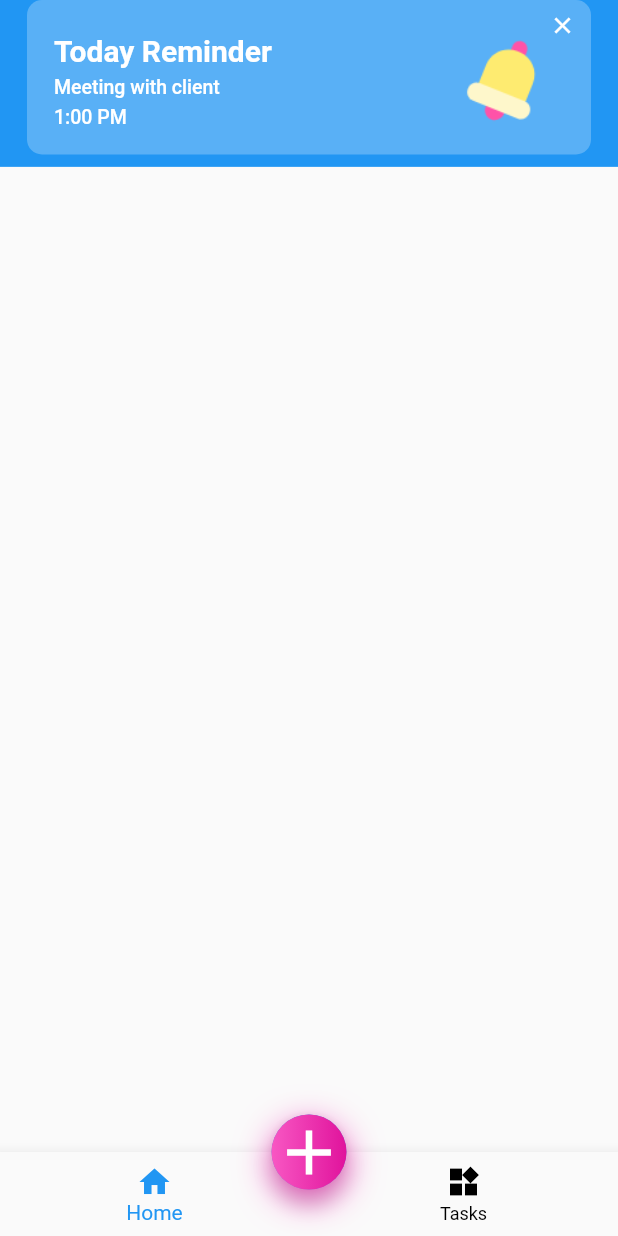
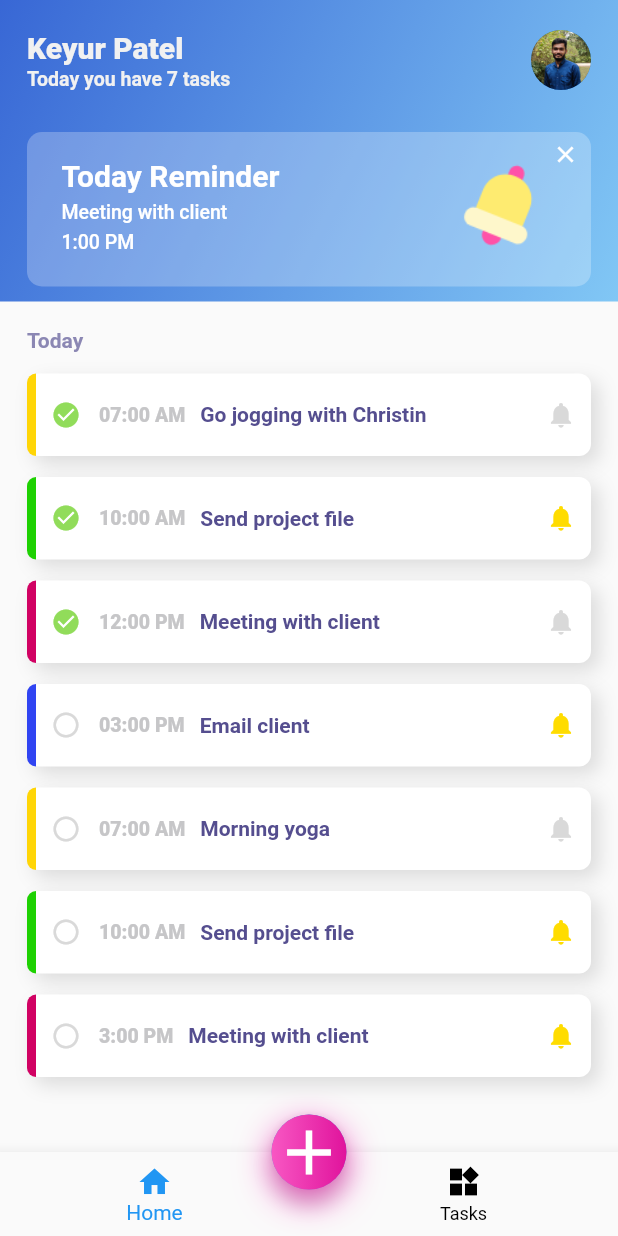
Before and after one commit to pkeyur18/TodoApplicationFlutter, a Flutter app: the HomeTasksPage screen opened by its route, after a tap on the "clear" icon, on a phone screen of 412 x 824 dp. Run offline on Flutter 3.47's test engine with Material 2 defaults, Android fonts, the phone set to English and light mode, and no system bars.

Commit message:
tasks home page completed

```diff
--- /dev/null
+++ b/lib/TodoTiles.dart
@@ -0,0 +1,138 @@
+import 'package:flutter/material.dart';
+
+import 'model/my_tasks.dart';
+
+class CustomTodoTile extends StatefulWidget {
+  final TodoTasksModel data;
+
+  CustomTodoTile(this.data);
+
+  @override
+  _CustomTodoTileState createState() => _CustomTodoTileState();
+}
+
+class _CustomTodoTileState extends State<CustomTodoTile> {
+  @override
+  Widget build(BuildContext context) {
+    return Stack(
+      children: [
+        Container(
+          margin: EdgeInsets.only(
+            top: 14,
+          ),
+          height: 55,
+          decoration: BoxDecoration(
+            borderRadius: BorderRadius.all(Radius.circular(8)),
+            color: Color(0xFFFFFFFF),
+            boxShadow: [
+              BoxShadow(
+                color: Colors.black12,
+                blurRadius: 10.0,
+                spreadRadius: 0,
+                offset: Offset(
+                  5,
+                  5,
+                ),
+              ),
+            ],
+          ),
+          width: MediaQuery.of(context).size.width,
+          child: Row(
+            mainAxisAlignment: MainAxisAlignment.spaceBetween,
+            children: [
+              Row(
+                children: [
+                  Container(
+                    width: 6,
+                    height: 55,
+                    decoration: BoxDecoration(
+                      color: (widget.data.todoType == "Personal"
+                          ? Color(0xFFFFD506)
+                          : (widget.data.todoType == "Work"
+                              ? Color(0xFF1ED102)
+                              : (widget.data.todoType == "Meeting"
+                                  ? Color(0xFFD10263)
+                                  : (widget.data.todoType == "Study"
+                                      ? Color(0xFF3044F2)
+                                      : Color(0xFFF29130))))),
+                      borderRadius: BorderRadius.only(
+                        bottomLeft: Radius.circular(8),
+                        topLeft: Radius.circular(8),
+                      ),
+                    ),
+                  ),
+                  Container(
+                    margin: EdgeInsets.only(
+                      left: 10,
+                    ),
+                    child: GestureDetector(
+                      onTap: () {
+                        setState(() {
+                          widget.data.completed = !widget.data.completed;
+                        });
+                      },
+                      child: Icon(
+                        widget.data.completed
+                            ? Icons.check_circle
+                            : Icons.radio_button_unchecked,
+                        color: widget.data.completed
+                            ? Color(0xFF91DC5A)
+                            : Color(0xFFD9D9D9),
+                        size: 20,
+                      ),
+                    ),
+                  ),
+                  Container(
+                    margin: EdgeInsets.only(
+                      left: 12,
+                    ),
+                    child: Text(
+                      widget.data.todoStartTime,
+                      style: TextStyle(
+                        color: Color(0xFFC6C6C8),
+                        fontWeight: FontWeight.w800,
+                        fontSize: 13,
+                      ),
+                    ),
+                  ),
+                  Container(
+                    margin: EdgeInsets.only(
+                      left: 10,
+                    ),
+                    child: Text(
+                      widget.data.todoName,
+                      style: TextStyle(
+                        color: Color(0xFF554E8F),
+                        fontWeight: FontWeight.w700,
+                        fontSize: 14,
+                      ),
+                    ),
+                  ),
+                ],
+              ),
+              Container(
+                margin: EdgeInsets.only(
+                  right: 10,
+                ),
+                child: GestureDetector(
+                  onTap: () {
+                    setState(() {
+                      widget.data.setReminder = !widget.data.setReminder;
+                    });
+                  },
+                  child: Icon(
+                    Icons.notifications,
+                    color: widget.data.setReminder
+                        ? Color(0xFFFFDC00)
+                        : Color(0xFFD9D9D9),
+                    size: 20,
+                  ),
+                ),
+              ),
+            ],
+          ),
+        ),
+      ],
+    );
+  }
+}
--- a/lib/common/custom_appbar.dart
+++ b/lib/common/custom_appbar.dart
@@ -9,31 +9,19 @@ class CustomAppBar extends StatelessWidget {
 
   @override
   Widget build(BuildContext context) {
-    return AppBar(
-      flexibleSpace: Container(
-        decoration: BoxDecoration(
-          gradient: LinearGradient(
-            begin: Alignment.bottomRight,
-            end: Alignment.topLeft,
-            colors: <Color>[
-              Color(0xFF81C7F5),
-              Color(0xFF3867D5),
-            ],
+    return Container(
+      margin: EdgeInsets.only(
+        top: 20,
+        bottom: 18,
+        left: 18,
+        right: 18,
       ),
-        ),
-      ),
-      elevation: 0,
-      actions: <Widget>[
-        IconButton(
-            iconSize: 50,
-            alignment: Alignment.centerRight,
-            icon: CircleAvatar(
-              backgroundImage: AssetImage(_imageUrl),
-              radius: 30,
-            ),
-            onPressed: () {})
-      ],
-      title: Column(
+      child: Container(
+        height: 40,
+        child: Row(
+          mainAxisAlignment: MainAxisAlignment.spaceBetween,
+          children: [
+            Column(
               crossAxisAlignment: CrossAxisAlignment.start,
               mainAxisAlignment: MainAxisAlignment.center,
               children: <Widget>[
@@ -42,10 +30,11 @@ class CustomAppBar extends StatelessWidget {
                   style: TextStyle(
                     fontSize: 20,
                     fontWeight: FontWeight.w800,
+                    color: Color(0xFFF1F1F1),
                   ),
                 ),
                 SizedBox(
-              height: 7,
+                  height: 2,
                 ),
                 Text(
                   _subHeading,
@@ -55,8 +44,17 @@ class CustomAppBar extends StatelessWidget {
                     color: Color(0xFFF1F1F1),
                   ),
                 ),
-          ]),
-      toolbarHeight: 90,
+              ],
+            ),
+            Container(
+              child: CircleAvatar(
+                backgroundImage: AssetImage(_imageUrl),
+                radius: 20,
+              ),
+            ),
+          ],
+        ),
+      ),
     );
   }
 }
--- a/lib/custom_body.dart
+++ b/lib/custom_body.dart
@@ -3,8 +3,7 @@ import 'package:flutter/material.dart';
 class CustomBody extends StatelessWidget {
   @override
   Widget build(BuildContext context) {
-    return Center(
-      child: Column(
+    return Column(
       mainAxisAlignment: MainAxisAlignment.center,
       crossAxisAlignment: CrossAxisAlignment.center,
       children: [
@@ -31,7 +30,6 @@ class CustomBody extends StatelessWidget {
           style: TextStyle(fontSize: 17, color: Color(0xFF82A0B7)),
         ),
       ],
-      ),
     );
   }
 }
--- a/lib/home/home_page.dart
+++ b/lib/home/home_page.dart
@@ -13,8 +13,39 @@ class HomePage extends StatelessWidget {
   @override
   Widget build(BuildContext context) {
     return Scaffold(
-      appBar: CustomAppBar(_user, _subheading, _image).build(context),
-      body: CustomBody(),
+      appBar: AppBar(
+        elevation: 0,
+        toolbarHeight: 0,
+        toolbarOpacity: 0,
+      ),
+      body: Container(
+        child: Column(
+          children: [
+            Container(
+              decoration: BoxDecoration(
+                gradient: LinearGradient(
+                  begin: Alignment.bottomRight,
+                  end: Alignment.topLeft,
+                  colors: <Color>[
+                    Color(0xFF81C7F5),
+                    Color(0xFF3867D5),
+                  ],
+                ),
+              ),
+              child: CustomAppBar(_user, _subheading, _image).build(context),
+            ),
+            Expanded(
+              child: Column(
+                mainAxisAlignment: MainAxisAlignment.center,
+                crossAxisAlignment: CrossAxisAlignment.center,
+                children: [
+                  CustomBody(),
+                ],
+              ),
+            ),
+          ],
+        ),
+      ),
       bottomNavigationBar: CustomBottomBar(),
       floatingActionButtonLocation: FloatingActionButtonLocation.centerDocked,
       floatingActionButton: CustomFloatingButton(),
--- a/lib/home/home_tasks.dart
+++ b/lib/home/home_tasks.dart
@@ -1,20 +1,22 @@
 import 'package:flutter/material.dart';
 
 import 'package:Todo/common/custom_appbar.dart';
+import 'package:Todo/TodoTiles.dart';
+import 'package:Todo/home_notification.dart';
 import '../common/custom_bottom_bar.dart';
 import 'package:Todo/common/floating_button.dart';
+import 'package:Todo/model/my_tasks.dart';
 
-class HomeTasksPage extends StatelessWidget {
-  final int _tasks = 1;
-  final String _user = "Keyur Patel";
-  final String _subheading = "Today you have ";
-  final String _image = "assets/images/keyur.jpg";
+class HomeTasksPage extends StatefulWidget {
+  @override
+  _HomeTasksPageState createState() => _HomeTasksPageState();
+}
 
-  final TextStyle _subHeadingStyles = TextStyle(
-    color: Colors.white,
-    fontSize: 13,
-    fontWeight: FontWeight.w500,
-  );
+class _HomeTasksPageState extends State<HomeTasksPage> {
+  int _tasks = myTodoList.length;
+  String _user = "Keyur Patel";
+  String _subheading = "Today you have ";
+  String _image = "assets/images/keyur.jpg";
 
   @override
   Widget build(BuildContext context) {
@@ -26,9 +28,14 @@ class HomeTasksPage extends StatelessWidget {
       ),
       body: SafeArea(
         child: Scaffold(
-          body: Column(children: [
-            todayReminder(context),
+          body: Container(
+            child: Container(
+              child: Column(children: [
+                _todayReminder(context),
+                _homeDashboard(context),
               ]),
+            ),
+          ),
           bottomNavigationBar: CustomBottomBar(),
           floatingActionButtonLocation:
               FloatingActionButtonLocation.centerDocked,
@@ -38,105 +45,70 @@ class HomeTasksPage extends StatelessWidget {
     );
   }
 
-  Widget todayReminder(BuildContext context) {
-    return Column(
-      mainAxisAlignment: MainAxisAlignment.start,
-      crossAxisAlignment: CrossAxisAlignment.center,
+  Widget _todayReminder(BuildContext context) {
+    return Container(
+      decoration: BoxDecoration(
+        gradient: LinearGradient(
+          begin: Alignment.bottomRight,
+          end: Alignment.topLeft,
+          colors: <Color>[
+            Color(0xFF81C7F5),
+            Color(0xFF3867D5),
+          ],
+        ),
+      ),
+      child: Container(
+        child: Column(
           children: [
-        Stack(
-          children: <Widget>[
             CustomAppBar(_user, _subheading + "$_tasks tasks", _image)
                 .build(context),
-            Container(
-              color: Theme.of(context).primaryColor,
-              height: MediaQuery.of(context).size.height * 0.135,
-              width: MediaQuery.of(context).size.width,
+            HomeNotification().build(context),
+          ],
         ),
-            Opacity(
-              opacity: 0.25,
+      ),
+    );
+  }
+
+  Widget _homeDashboard(BuildContext context) {
+    return Expanded(
       child: Container(
         margin: EdgeInsets.only(
+          top: 18,
           left: 18,
           right: 18,
-                  top: 0,
         ),
-                decoration: BoxDecoration(
-                  borderRadius: BorderRadius.all(Radius.circular(10)),
-                  color: Color(0xFFFFFFFF),
-                ),
-                height: MediaQuery.of(context).size.height * 0.125,
-              ),
-            ),
+        child: Column(
+          children: [
             Container(
-              margin: EdgeInsets.only(
-                left: 36,
-                top: MediaQuery.of(context).size.height * 0.11 / 4,
-                right: 50,
-              ),
               child: Row(
                 mainAxisAlignment: MainAxisAlignment.spaceBetween,
                 children: [
-                  Container(
-                    child: Column(
-                      crossAxisAlignment: CrossAxisAlignment.start,
-                      children: [
                   Text(
-                          "Today Reminder",
+                    "Today",
                     style: TextStyle(
-                            color: Colors.white,
-                            fontSize: 20,
                       fontWeight: FontWeight.w700,
-                          ),
-                        ),
-                        SizedBox(
-                          height: 5,
-                        ),
-                        Text(
-                          "Meeting with client",
-                          style: _subHeadingStyles,
-                        ),
-                        SizedBox(
-                          height: 5,
-                        ),
-                        Text(
-                          "1:00 PM",
-                          style: _subHeadingStyles,
-                        ),
-                      ],
-                    ),
-                  ),
-                  Container(
-                    child: Image(
-                      width: 52.32,
-                      image: const AssetImage('assets/images/bell.png'),
+                      fontSize: 14,
+                      color: Color(0xFF8B87B3),
                     ),
                   ),
                 ],
               ),
             ),
-            Container(
-              margin: EdgeInsets.only(
-                top: 0,
-                right: 20,
-              ),
-              child: Row(
-                mainAxisAlignment: MainAxisAlignment.end,
-                children: [
-                  IconButton(
-                    onPressed: () {},
-                    alignment: Alignment.topRight,
-                    icon: Icon(
-                      Icons.clear,
-                      color: Color(0xFFFFFFFF),
-                      size: 18,
+            new Expanded(
+              child: ListView.builder(
+                itemCount: myTodoList.length,
+                itemBuilder: (context, index) {
+                  return GestureDetector(
+                      onTap: () {
+                        setState(() {});
+                      },
+                      child: CustomTodoTile(myTodoList[index]));
+                },
               ),
             ),
           ],
         ),
       ),
-          ],
-        ),
-      ],
     );
   }
 }
--- /dev/null
+++ b/lib/home_notification.dart
@@ -0,0 +1,108 @@
+import 'package:flutter/material.dart';
+
+class HomeNotification extends StatelessWidget {
+  final TextStyle _subHeadingStyles = TextStyle(
+    color: Colors.white,
+    fontSize: 13,
+    fontWeight: FontWeight.w500,
+  );
+
+  @override
+  Widget build(BuildContext context) {
+    return Container(
+      margin: EdgeInsets.only(
+        left: 18,
+        right: 18,
+      ),
+      child: Stack(
+        children: <Widget>[
+          Container(
+            height: MediaQuery.of(context).size.height * 0.135,
+            width: MediaQuery.of(context).size.width,
+          ),
+          Opacity(
+            opacity: 0.25,
+            child: Container(
+              margin: EdgeInsets.only(
+                top: 10,
+                bottom: 10,
+              ),
+              decoration: BoxDecoration(
+                borderRadius: BorderRadius.all(Radius.circular(10)),
+                color: Color(0xFFFFFFFF),
+              ),
+              height: MediaQuery.of(context).size.height * 0.125,
+            ),
+          ),
+          Container(
+            margin: EdgeInsets.only(
+              left: 23,
+              top: MediaQuery.of(context).size.height * 0.135 / 4,
+              right: 34,
+            ),
+            child: Row(
+              mainAxisAlignment: MainAxisAlignment.spaceBetween,
+              children: [
+                Container(
+                  child: Column(
+                    crossAxisAlignment: CrossAxisAlignment.start,
+                    children: [
+                      Text(
+                        "Today Reminder",
+                        style: TextStyle(
+                          color: Colors.white,
+                          fontSize: 20,
+                          fontWeight: FontWeight.w700,
+                        ),
+                      ),
+                      SizedBox(
+                        height: 5,
+                      ),
+                      Text(
+                        "Meeting with client",
+                        style: _subHeadingStyles,
+                      ),
+                      SizedBox(
+                        height: 5,
+                      ),
+                      Text(
+                        "1:00 PM",
+                        style: _subHeadingStyles,
+                      ),
+                    ],
+                  ),
+                ),
+                Container(
+                  child: Image(
+                    width: 52.32,
+                    image: const AssetImage('assets/images/bell.png'),
+                  ),
+                ),
+              ],
+            ),
+          ),
+          Container(
+            margin: EdgeInsets.only(
+              top: 8,
+              // right: 5,
+            ),
+            child: Row(
+              mainAxisAlignment: MainAxisAlignment.end,
+              children: [
+                IconButton(
+                  onPressed: () {},
+                  alignment: Alignment.topRight,
+                  icon: Icon(
+                    Icons.clear,
+                    color: Color(0xFFFFFFFF),
+                    size: 18,
+                  ),
+                ),
+              ],
+            ),
+          ),
+        ],
+      ),
+    );
+  }
+}
--- a/lib/main.dart
+++ b/lib/main.dart
@@ -1,8 +1,8 @@
-import 'package:Todo/home/home_tasks.dart';
 import 'package:flutter/material.dart';
 
 import './landing_page.dart';
 import 'home/home_page.dart';
+import 'package:Todo/home/home_tasks.dart';
 
 void main() => runApp(MyTodoApp());
 
--- a/lib/model/my_tasks.dart
+++ b/lib/model/my_tasks.dart
@@ -1,47 +1,145 @@
-import 'package:Todo/model/todo_list_model.dart';
-import 'package:flutter/material.dart';
+// import 'package:Todo/model/todo_list_model.dart';
+// import 'package:flutter/material.dart';
 
-class MyTasksList extends StatefulWidget {
-  @override
-  _MyTasksListState createState() => _MyTasksListState();
+import 'dart:convert';
+
+TodoTasksModel getTodoList() {
+  TodoTasksModel data = TodoTasksModel.fromJson(jsonDecode(todoListJson));
+  return data;
 }
 
-class _MyTasksListState extends State<MyTasksList> {
-  @override
-  Widget build(BuildContext context) {
-    return Center(
-      child: FutureBuilder(
-        // future: DefaultAssetBundle.of(context)
-        //     .loadString("assets/json/todo_list.json"),
-        // builder: (BuildContext context, AsyncSnapshot snapshot) {
-        //   var showData = json.decode(snapshot.data.toString());
-        //   return ListView.builder(
-        //     itemCount: showData.length,
-        //     itemBuilder: (BuildContext context, int index) {
-        //       return ListTile(
-        //         title: Text(showData[index]['user']),
-        //       );
-        //     },
-        //   );
-        // },
-        future: TodoListUser().loadTasks(),
-        builder: (BuildContext context, AsyncSnapshot snapshot) {
-          if (snapshot.data == null) {
-            return Center(
-              child: Text("Loading..."),
-            );
-          } else {
-            return ListView.builder(
-              itemBuilder: (BuildContext context, int index) {
-                return ListTile(
-                  title: Text(snapshot.data.user),
-                  subtitle: Text(snapshot.data.image),
-                );
-              },
-            );
-          }
-        },
-      ),
+class TodoTasksModel {
+  int todoId;
+  String todoType;
+  String todoStartTime;
+  String todoName;
+  bool setReminder;
+  bool completed;
+
+  TodoTasksModel(
+    this.todoId,
+    this.todoType,
+    this.todoStartTime,
+    this.todoName,
+    this.setReminder,
+    this.completed,
+  );
+
+  factory TodoTasksModel.fromJson(dynamic json) {
+    return TodoTasksModel(
+      json['todoId'] as int,
+      json['todoType'] as String,
+      json['todoStartTime'] as String,
+      json['todoName'] as String,
+      json['setReminder'] as bool,
+      json['completed'] as bool,
     );
   }
 }
+
+List<TodoTasksModel> myTodoList = [
+  new TodoTasksModel(
+    1,
+    "Personal",
+    "07:00 AM",
+    "Go jogging with Christin",
+    false,
+    true,
+  ),
+  new TodoTasksModel(
+    2,
+    "Work",
+    "10:00 AM",
+    "Send project file",
+    true,
+    true,
+  ),
+  new TodoTasksModel(
+    3,
+    "Meeting",
+    "12:00 PM",
+    "Meeting with client",
+    false,
+    true,
+  ),
+  new TodoTasksModel(
+    4,
+    "Study",
+    "03:00 PM",
+    "Email client",
+    true,
+    false,
+  ),
+  new TodoTasksModel(
+    5,
+    "Personal",
+    "07:00 AM",
+    "Morning yoga",
+    false,
+    false,
+  ),
+  new TodoTasksModel(
+    6,
+    "Work",
+    "10:00 AM",
+    "Send project file",
+    true,
+    false,
+  ),
+  new TodoTasksModel(
+    7,
+    "Meeting",
+    "3:00 PM",
+    "Meeting with client",
+    true,
+    false,
+  ),
+];
+
+String todoListJson =
+    '{"todoId": 1, "todoType" : "Work", "todoStartTime": "07:00 AM","todoName":"Send project file", "completed":false, "setReminder":true}';
+
+// class MyTasksList extends StatefulWidget {
+//   @override
+//   _MyTasksListState createState() => _MyTasksListState();
+// }
+
+// class _MyTasksListState extends State<MyTasksList> {
+//   @override
+//   Widget build(BuildContext context) {
+//     return Center(
+//       child: FutureBuilder(
+//         future: DefaultAssetBundle.of(context)
+//             .loadString("assets/json/todo_list.json"),
+//         builder: (BuildContext context, AsyncSnapshot snapshot) {
+//           var showData = json.decode(snapshot.data.toString());
+//           return ListView.builder(
+//             itemCount: showData.length,
+//             itemBuilder: (BuildContext context, int index) {
+//               return ListTile(
+//                 title: Text(showData[index]['user']),
+//               );
+//             },
+//           );
+//         },
+//         future: TodoListUser().loadTasks(),
+//         builder: (BuildContext context, AsyncSnapshot snapshot) {
+//           if (snapshot.data == null) {
+//             return Center(
+//               child: Text("Loading..."),
+//             );
+//           } else {
+//             return ListView.builder(
+//               itemBuilder: (BuildContext context, int index) {
+//                 return ListTile(
+//                   title: Text(snapshot.data.user),
+//                   subtitle: Text(snapshot.data.image),
+//                 );
+//               },
+//             );
+//           }
+//         },
+//       ),
+//     );
+//   }
+// }
--- a/pubspec.yaml
+++ b/pubspec.yaml
@@ -28,7 +28,6 @@ dependencies:
   # The following adds the Cupertino Icons font to your application.
   # Use with the CupertinoIcons class for iOS style icons.
   cupertino_icons: ^1.0.0
-  json_annotation: ^3.1.1
 
 dev_dependencies:
   flutter_test:
```
Also changed, not shown: pubspec.lock. Lines whose indentation alone changed are shown as unchanged.
